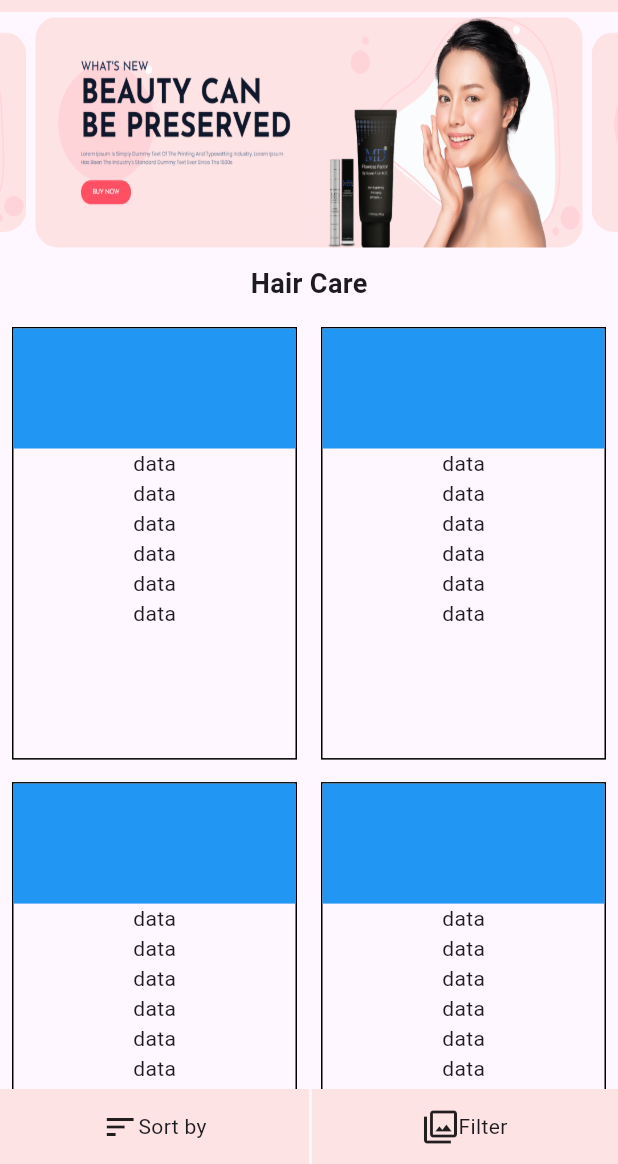
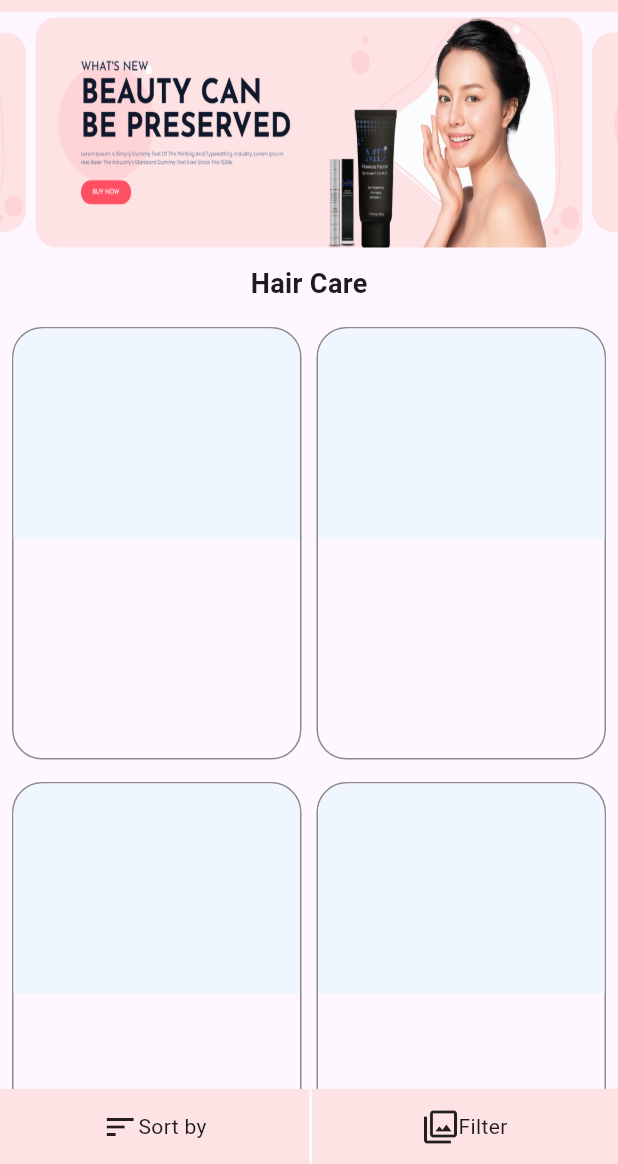
Before and after one commit to GouravXportsoft/looks_beauty, a Flutter app: the filterCatScreen screen opened directly, on a phone screen of 412 x 824 dp, the part 72-1236 px from its top. Run offline on Flutter 3.47's test engine with Material 3 defaults, Android fonts, the phone set to English and light mode, and no system bars; drawn by our look-alikes of velocity_x; our stand-ins replace animated_splash_screen, google_fonts, pinput, rounded_loading_button, shimmer, swipeable_button_view.

```diff
--- a/lib/Screens/catFilterSortScreen.dart
+++ b/lib/Screens/catFilterSortScreen.dart
@@ -81,7 +81,14 @@ class _filterCatScreenState extends State<filterCatScreen> {
                         ),
                       ),
                     ),
-                    CatGrid(context)
+                    CatGrid(context),
+                    Padding(
+                      padding: const EdgeInsets.all(8.0),
+                      child: ClipRRect(
+                          borderRadius: BorderRadius.circular(20),
+                          child: Image.asset(bannerImage)),
+                    ),
+                    Cat_Grid(context)
                   ]),
                 )
               ],
@@ -160,42 +167,88 @@ class _filterCatScreenState extends State<filterCatScreen> {
   Widget CatGrid(context) {
     Size size = MediaQuery.of(context).size;
 
-    return GridView.builder(
+    return Padding(
+      padding: const EdgeInsets.only(bottom: 00),
+      child: GridView.builder(
         padding: const EdgeInsets.all(8),
         physics: const BouncingScrollPhysics(),
-      itemCount: 8,
+        itemCount: 6,
         shrinkWrap: true,
         gridDelegate: SliverGridDelegateWithFixedCrossAxisCount(
           mainAxisExtent: size.height * .35,
           crossAxisCount: 2,
-        crossAxisSpacing: 16,
+          crossAxisSpacing: 10,
           mainAxisSpacing: 15,
         ),
         itemBuilder: (BuildContext context, indx) {
           return Container(
             // width: double.infinity,
-
+            clipBehavior: Clip.antiAlias,
             height: size.height,
             decoration: BoxDecoration(
+              borderRadius: BorderRadius.circular(20),
               color: Colors.transparent,
-            border: Border.all(color: Colors.black),
+              border: Border.all(color: hintTextColor),
             ),
             child: Column(
               children: [
                 Container(
-                height: 80,
-                decoration: const BoxDecoration(color: Colors.blue),
+                  height: 140,
+                  decoration: const BoxDecoration(
+                      color: trendingHimcolor,
+                      borderRadius: BorderRadius.only(
+                          topLeft: Radius.circular(20),
+                          topRight: Radius.circular(20))),
                 ),
-              const Text("data"),
-              const Text("data"),
-              const Text("data"),
-              const Text("data"),
-              const Text("data"),
-              const Text("data"),
               ],
             ),
           );
         },
+      ),
+    );
+  }
+
+  Widget Cat_Grid(context) {
+    Size size = MediaQuery.of(context).size;
+
+    return Padding(
+      padding: const EdgeInsets.only(bottom: 50),
+      child: GridView.builder(
+        padding: const EdgeInsets.all(8),
+        physics: const BouncingScrollPhysics(),
+        itemCount: 2,
+        shrinkWrap: true,
+        gridDelegate: SliverGridDelegateWithFixedCrossAxisCount(
+          mainAxisExtent: size.height * .35,
+          crossAxisCount: 2,
+          crossAxisSpacing: 10,
+          mainAxisSpacing: 15,
+        ),
+        itemBuilder: (BuildContext context, indx) {
+          return Container(
+            // width: double.infinity,
+            clipBehavior: Clip.antiAlias,
+            height: size.height,
+            decoration: BoxDecoration(
+              borderRadius: BorderRadius.circular(20),
+              color: Colors.transparent,
+              border: Border.all(color: hintTextColor),
+            ),
+            child: Column(
+              children: [
+                Container(
+                  height: 140,
+                  decoration: const BoxDecoration(
+                      color: trendingHimcolor,
+                      borderRadius: BorderRadius.only(
+                          topLeft: Radius.circular(20),
+                          topRight: Radius.circular(20))),
+                ),
+              ],
+            ),
+          );
+        },
+      ),
     );
   }
 }
--- a/lib/Screens/home_screen.dart
+++ b/lib/Screens/home_screen.dart
@@ -1,3 +1,4 @@
+import 'package:looks_beauty/Screens/catFilterSortScreen.dart';
 import 'package:looks_beauty/Screens/product_Screen.dart';
 import 'package:looks_beauty/Screens/tab_cat_shop.dart';
 import 'package:looks_beauty/components/priceCarousel.dart';
@@ -355,7 +356,7 @@ class _BodyCareProductCatState extends State<BodyCareProductCat> {
 
   openProductDetailScreen(context) {
     Navigator.push(context,
-        MaterialPageRoute(builder: (context) => const ProductDetailScreen()));
+        MaterialPageRoute(builder: (context) => const filterCatScreen()));
   }
 
   @override
--- a/lib/main.dart
+++ b/lib/main.dart
@@ -1,14 +1,10 @@
 import 'package:animated_splash_screen/animated_splash_screen.dart';
 import 'package:flutter/material.dart';
-import 'package:flutter/services.dart';
 import 'package:looks_beauty/Screens/authentication/login.dart';
-import 'package:looks_beauty/Screens/catFilterSortScreen.dart';
 import 'package:looks_beauty/constants/color_constant.dart';
 import 'package:looks_beauty/constants/image_constant.dart';
 
 void main() {
-  // SystemChrome.setSystemUIOverlayStyle(
-  //     SystemUiOverlayStyle(statusBarColor: baseColor));
   runApp(const MyApp());
 }
 
@@ -30,7 +26,7 @@ class MyApp extends StatelessWidget {
               applogoImage,
             ),
           ),
-          nextScreen: const filterCatScreen()),
+          nextScreen: const LoginPage()),
     );
   }
 }
--- a/pubspec.yaml
+++ b/pubspec.yaml
@@ -31,8 +31,7 @@ dependencies:
   animated_splash_screen: ^1.3.0
   cupertino_icons: ^1.0.2
   dot_navigation_bar: ^1.0.2
-  firebase_auth: ^4.15.3
-  firebase_core: ^2.24.2
+
   flutter:
     sdk: flutter
   flutter_floating_bottom_bar: ^1.2.0
```
Also changed, not shown: lib/Screens/authentication/otp_screen.dart (+1 -42 lines), pubspec.lock, 4 other files. Lines whose indentation alone changed are shown as unchanged.
